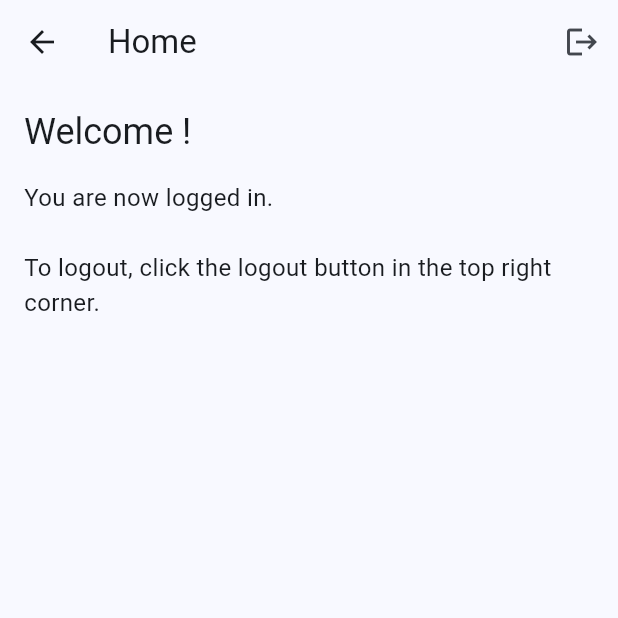
After one commit to ChrisViljoen/firebase_auth_demo, a Flutter app: the HomeScreen screen opened directly, on a phone screen of 412 x 824 dp, the top half of it. The commit adds this screen. Run offline on Flutter 3.47's test engine with Material 3 defaults, Android fonts, the phone set to English and light mode, and no system bars; our stand-ins replace firebase_auth, firebase_core; accounts and stored records are empty; generated files the repository leaves out were written again.

Commit message:
Add home screen with logout functionality

```diff
--- /dev/null
+++ b/lib/screens/home_screen.dart
@@ -0,0 +1,84 @@
+import 'package:firebase_auth/firebase_auth.dart';
+import 'package:firebase_auth_demo/screens/login_screen.dart';
+import 'package:flutter/material.dart';
+
+class HomeScreen extends StatelessWidget {
+  final FirebaseAuth auth;
+  final User user;
+
+  const HomeScreen._({
+    super.key,
+    required this.auth,
+    required this.user,
+  });
+
+  factory HomeScreen({Key? key}) {
+    final auth = FirebaseAuth.instance;
+    final user = auth.currentUser;
+    if (user == null) throw Exception('No user logged in');
+    return HomeScreen._(key: key, auth: auth, user: user);
+  }
+
+  static HomeScreen withAuth(FirebaseAuth auth, User user, {Key? key}) {
+    return HomeScreen._(key: key, auth: auth, user: user);
+  }
+
+  Future<void> _handleLogout(BuildContext context) async {
+    try {
+      await auth.signOut();
+      if (context.mounted) {
+        Navigator.of(context).pushAndRemoveUntil(
+          MaterialPageRoute(builder: (context) => LoginScreen.withAuth(auth)),
+          (route) => false,
+        );
+      }
+    } catch (e) {
+      if (context.mounted) {
+        ScaffoldMessenger.of(context).showSnackBar(
+          const SnackBar(
+            content: Text('Error logging out. Please try again.'),
+            backgroundColor: Colors.red,
+          ),
+        );
+      }
+    }
+  }
+
+  @override
+  Widget build(BuildContext context) {
+    return Scaffold(
+      appBar: AppBar(
+        title: const Text('Home'),
+        actions: [
+          IconButton(
+            icon: const Icon(Icons.logout),
+            onPressed: () => _handleLogout(context),
+            tooltip: 'Logout',
+          ),
+        ],
+      ),
+      body: Padding(
+        padding: const EdgeInsets.all(16.0),
+        child: Column(
+          crossAxisAlignment: CrossAxisAlignment.start,
+          children: [
+            Text(
+              'Welcome ${user.email}!',
+              style: Theme.of(context).textTheme.headlineSmall,
+            ),
+            const SizedBox(height: 16),
+            const Text(
+              'You are now logged in.',
+              style: TextStyle(fontSize: 16),
+            ),
+            const SizedBox(height: 24),
+            const Text(
+              'To logout, click the logout button in the top right corner.',
+              style: TextStyle(fontSize: 16),
+            ),
+          ],
+        ),
+      ),
+    );
+  }
+}
```
Also changed, not shown: lib/screens/login_screen.dart (+8 -4 lines), 2 other files.
